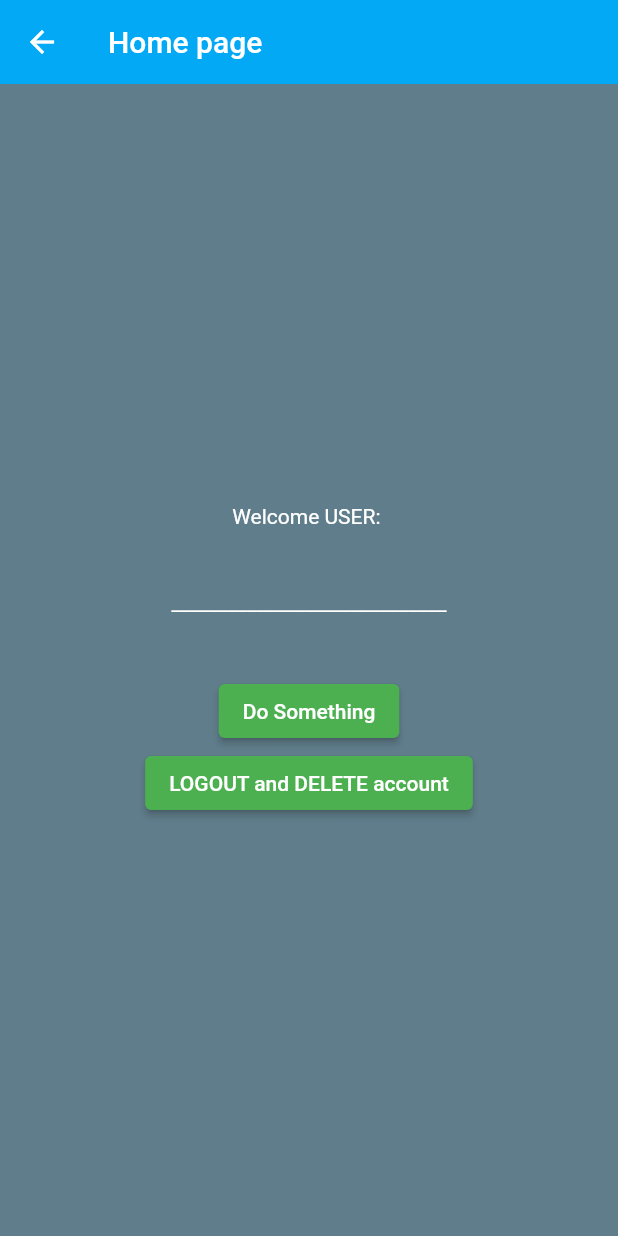
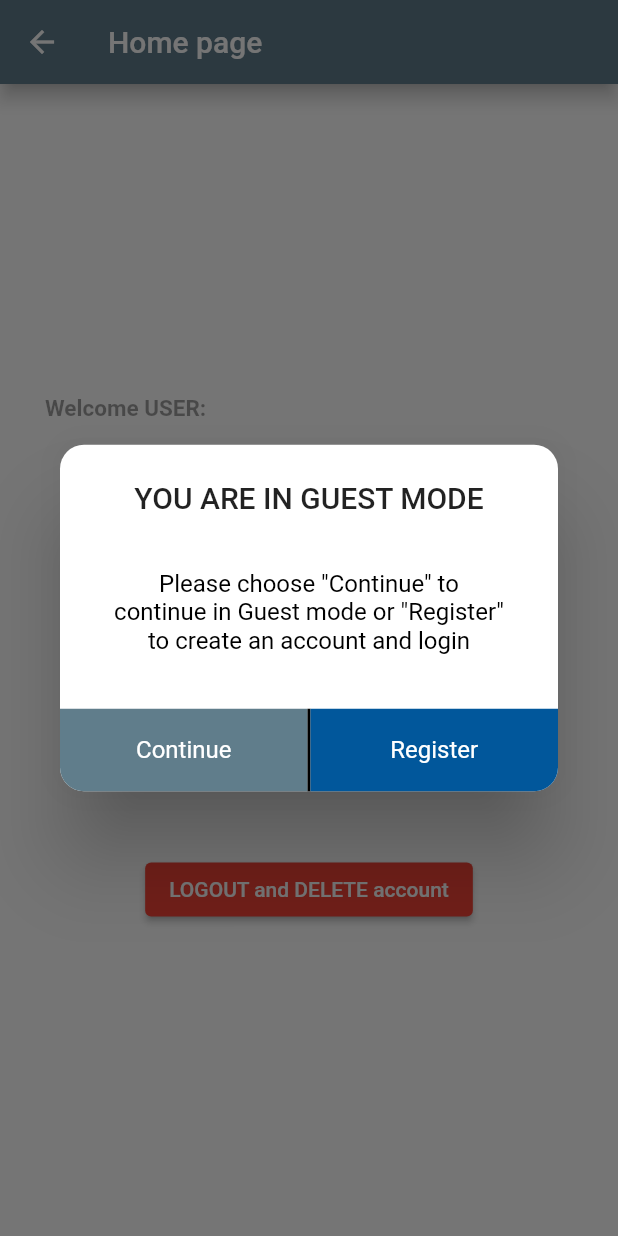
Before and after one commit to nibrashKS97/New-Flutter-Project, a Flutter app: the Home screen opened directly, after a tap on "LOGOUT and DELETE account", on a phone screen of 412 x 824 dp. Run offline on Flutter 3.47's test engine with Material 2 defaults, Android fonts, the phone set to English and light mode, and no system bars; our stand-ins replace firebase_auth, firebase_core, fluttertoast; accounts and stored records are empty; network calls fail.

Commit message:
New leaderboard screen

```diff
--- a/lib/screens/home/home.dart
+++ b/lib/screens/home/home.dart
@@ -1,4 +1,5 @@
 import 'package:firebase_anonymous_login/screens/authenticate/authenticate.dart';
+import 'package:firebase_anonymous_login/screens/leaderboard/leaderboard.dart';
 import 'package:firebase_auth/firebase_auth.dart';
 import 'package:flutter/material.dart';
 import 'package:fluttertoast/fluttertoast.dart';
@@ -21,10 +22,10 @@ class _HomeState extends State<Home> {
 
 
     return Scaffold(
-      backgroundColor: Colors.blueGrey,
+      backgroundColor: Colors.white,
       appBar: AppBar(
-        backgroundColor: Colors.lightBlue,
-        elevation: 0.0,
+        backgroundColor: Colors.blueGrey,
+        elevation: 5.0,
         title: Text('Home page'),
       ),
       body: Center (
@@ -34,12 +35,22 @@ class _HomeState extends State<Home> {
             children: [
 
               Padding(
-                padding: const EdgeInsets.all(2.0),
-                child: Container(
-                  child: Text (
-                    'Welcome USER: ' + user!.uid,
-                    style: TextStyle (color: Colors.white),
-                  ),
+                padding: const EdgeInsets.only(left: 30.0),
+                child: Row(
+                  children: [
+                    Container(
+                      child: Text (
+                        'Welcome USER: ',
+                        style: TextStyle ( fontSize: 15,fontWeight: FontWeight.bold, color: Colors.black38),
+                      ),
+                    ),
+                    Container(
+                      child: Text (
+                        user!.uid,
+                        style: TextStyle (color: Colors.black38),
+                      ),
+                    ),
+                  ],
                 ),
               ),
 
@@ -47,20 +58,19 @@ class _HomeState extends State<Home> {
                 padding: const EdgeInsets.all(40.0),
                 child: Container(
                   child: Text (
-                    '_____________________________',
-                    style: TextStyle (color: Colors.white),
+                    '____________________________________',
+                    style: TextStyle (color: Colors.black38),
                   ),
                 ),
               ),
 
               ElevatedButton(
                 style: ButtonStyle(
-                  backgroundColor: MaterialStateProperty.all<Color>(Colors.green),
+                  backgroundColor: MaterialStateProperty.all<Color>(Colors.teal),
                 ),
-                child: Text ('Do Something'),
+                child: Text ('DO SOMETHING', style: TextStyle (color: Colors.white, fontSize: 20)),
                 onPressed: () {
                   if (_auth.currentUser!.isAnonymous){
-                    alertGuest (context);
                     print ('User logged in as Guest');
                   }
                   else {
@@ -69,21 +79,40 @@ class _HomeState extends State<Home> {
                 },
               ),
 
+              Padding(
+                padding: const EdgeInsets.all(8.0),
+                child: ElevatedButton.icon(
+                  style: ButtonStyle(
+                  backgroundColor: MaterialStateProperty.all<Color>(Colors.teal),
+                  ),
+                  label: Text ('LEADERBOARD', style: TextStyle (fontSize: 20),),
+                  icon: Icon(Icons.leaderboard),
+                  onPressed: () {
+                    Navigator.of(context).push(
+                        MaterialPageRoute(builder: (context) =>  Leaderboard()));
+                  },
+                ),
+              ),
+
+              Padding(
+                padding: const EdgeInsets.only(top:24.0,bottom: 40.0),
+                child: Container(
+                  child: Text (
+                    '____________',
+                    style: TextStyle (color: Colors.black38),
+                  ),
+                ),
+              ),
+
               ElevatedButton(
                 style: ButtonStyle(
-                  backgroundColor: MaterialStateProperty.all<Color>(Colors.green),
+                  backgroundColor: MaterialStateProperty.all<Color>(Colors.red),
                 ),
                 child: Text ('LOGOUT and DELETE account'),
-                onPressed: () async {
-                  User? user = FirebaseAuth.instance.currentUser;
-                  await user?.delete();
-
-                  Navigator.push(
-                    context,
-                    MaterialPageRoute(builder: (context) => const Authenticate()),
-                  );
+                onPressed: () { alertGuest(context);
                 },
               ),
+
             ]
         ),
       ),
@@ -118,35 +147,6 @@ class _HomeState extends State<Home> {
               ],
             ),
           ],
-          /*children: <Widget>[
-            Row (
-              mainAxisAlignment: MainAxisAlignment.spaceBetween,
-              children: <Widget>[
-                ElevatedButton(
-                    style: ButtonStyle(
-                      backgroundColor: MaterialStateProperty.all<Color>(Colors.white),
-                    ),
-                    child: Text(
-                      'Continue as Guest',
-                      textAlign: TextAlign.center,
-                      style: TextStyle(
-                        color: Colors.red,
-                      ),
-                    ),
-                    onPressed: () {
-                      Navigator.of(context).pop();
-                    }),
-                ElevatedButton(
-                    child: Text(
-                      'Register',
-                      textAlign: TextAlign.center
-                    ),
-                    onPressed: () {
-                      Navigator.of(context).pop();
-                    })
-              ]
-            )
-          ],*/
         ),
     );
 
```
Also changed, not shown: lib/screens/authenticate/anon_login.dart (+9 -6 lines), lib/screens/leaderboard/leaderboard.dart (+116 -0 lines).
